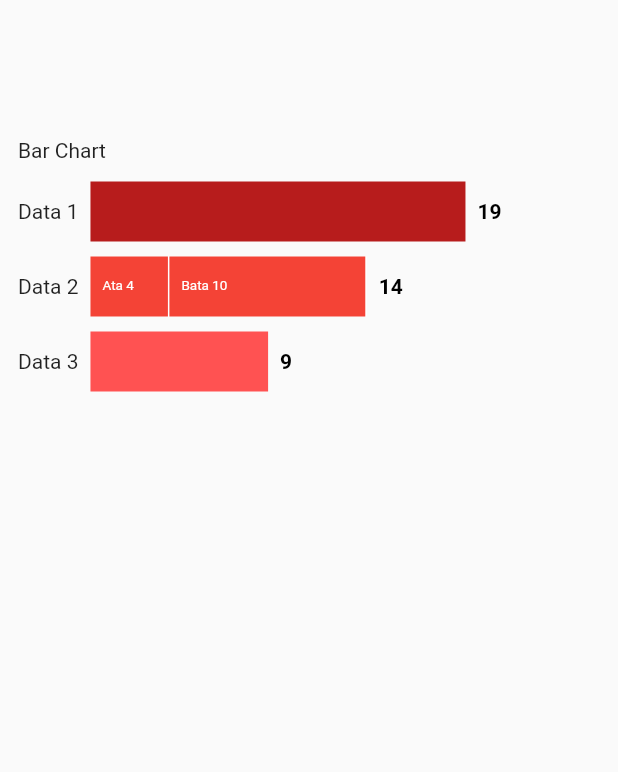
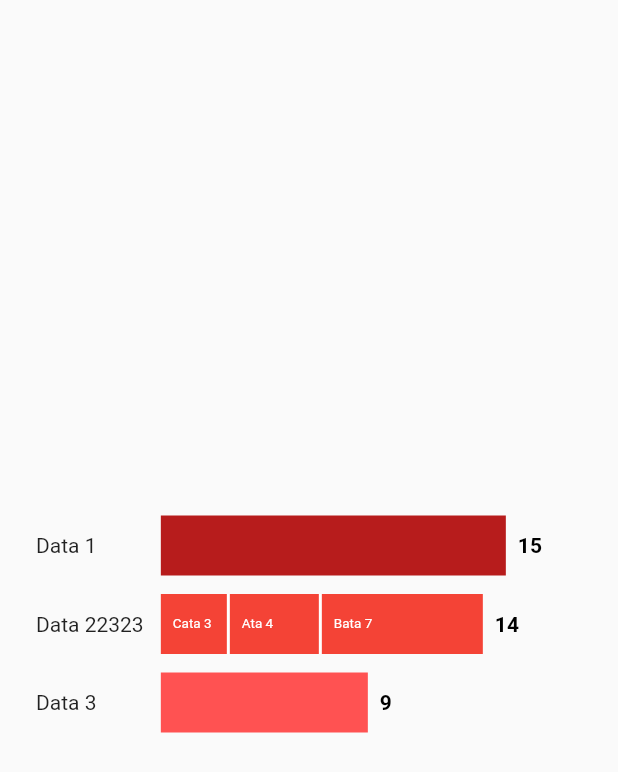
Before and after one commit to caothang1183/custom_bar, a Flutter app: the screen it shows after launch, on a phone screen of 412 x 824 dp. Shown: the top 772 px of the screen. Run offline on Flutter 3.47's test engine with Material 2 defaults, Android fonts, the phone set to English and light mode, and no system bars.

Commit message:
complete bar chart

```diff
--- a/lib/chart_page.dart
+++ b/lib/chart_page.dart
@@ -20,10 +20,11 @@ class ChartPage extends StatefulWidget {
     final List<ChartData> data;
 
     const ChartPage(
-        {Key key, this.width = 200, this.height = 250, this.weightBar = 30, this.weightStroke = 1,
-            this.labelPadding = 8, this.dataPadding = 8, this.barsPadding = 5, this.chartPadding = 24,
-            this.dataFontSize = 14, this.dataColor = Colors.black, this.dataInsideFontSize = 12,
-            this.dataInsideColor = Colors.black, this.dataInsidePadding = 5, this.data})
+        {Key key, this.width = 230, this.height = 150, this.weightBar = 30, this.weightStroke = 1,
+            this.labelPadding = 8, this.dataPadding = 8, this.barsPadding = 0, this.chartPadding = 24,
+            this.dataFontSize = 14, this.dataColor = Colors
+            .black, this.dataInsideFontSize = 12,
+            this.dataInsideColor = Colors.black, this.dataInsidePadding = 0, this.data})
         : super(key: key);
 
 
@@ -49,26 +50,40 @@ class _ChartPageState extends State<ChartPage> {
         return SafeArea(
             child: Scaffold(
                 body: Container(
+                    padding: EdgeInsets.all(widget.chartPadding),
                     alignment: Alignment.center,
-                    height: widget.height,
-                    padding: EdgeInsets.all(widget.chartPadding),
-                    child: Column(
-                        mainAxisAlignment: MainAxisAlignment.center,
-                        crossAxisAlignment: CrossAxisAlignment.start,
-                        children: <Widget>[
-                            Text("Bar Chart"),
+                    child: Wrap(
+                        children: [
                             Container(
-                                height: 200,
+                                height: widget.height +
+                                    (widget.barsPadding * 3),
                                 padding: EdgeInsets.only(top: 8),
-                                child: Column(
-                                    mainAxisSize: MainAxisSize.max,
+                                child: Row(
                                     children: <Widget>[
-                                        ...List.generate(
-                                            _data.length, (index) =>
-                                            _itemView(_data[index])),
+                                        Column(
+                                            crossAxisAlignment: CrossAxisAlignment
+                                                .start,
+                                            mainAxisAlignment: MainAxisAlignment
+                                                .spaceAround,
+                                            children: <Widget>[
+                                                ...List.generate(
+                                                    _data.length, (index) =>
+                                                    _titleChart(_data[index])),
+                                            ]),
+                                        Column(
+                                            crossAxisAlignment: CrossAxisAlignment
+                                                .start,
+                                            mainAxisAlignment: MainAxisAlignment
+                                                .spaceAround,
+                                            children: <Widget>[
+                                                ...List.generate(
+                                                    _data.length, (index) =>
+                                                    _itemChart(_data[index])),
+                                            ],
+                                        ),
                                     ],
                                 ),
-                            )
+                            ),
                         ],
                     ),
                 ),
@@ -76,22 +91,33 @@ class _ChartPageState extends State<ChartPage> {
         );
     }
 
-    _itemView(ChartData data) {
+    _titleChart(ChartData data) {
+        return Container(
+            child: Row(
+                mainAxisAlignment: MainAxisAlignment.start,
+                children: [
+                    Container(
+                        padding: EdgeInsets.only(
+                            right: widget.labelPadding,
+                        ),
+                        child: Text(data.displayName),
+                    ),
+                ]
+            ),
+        );
+    }
+
+    _itemChart(ChartData data) {
         double dataRenderBar = data.data;
         return Container(
-            padding: EdgeInsets.fromLTRB(
-                0, widget.barsPadding, 0, widget.barsPadding),
             child: Row(
-                mainAxisAlignment: MainAxisAlignment.start,
-                mainAxisSize: MainAxisSize.max,
                 children: <Widget>[
-                    Padding(
-                        padding: EdgeInsets.only(right: widget.labelPadding),
-                        child: Text(data.displayName),
-                    ),
                     _initChildView(data.child.length > 0, data),
-                    Padding(
-                        padding: EdgeInsets.only(left: widget.dataPadding),
+                    Container(
+                        height: widget.weightBar,
+                        alignment: Alignment.center,
+                        padding: EdgeInsets.fromLTRB(
+                            widget.dataPadding, 0, 0, 0),
                         child: Text(
                             dataRenderBar.round().toString(),
                             style: TextStyle(
@@ -101,7 +127,6 @@ class _ChartPageState extends State<ChartPage> {
                             ),
                         ),
                     ),
-
                 ],
             ),
         );
@@ -125,11 +150,12 @@ class _ChartPageState extends State<ChartPage> {
                                         color: childList[index].color,
                                         width: (parentWidth *
                                             childList[index].data / data.data) -
-                                            widget.weightStroke,
+                                            _weightStroke(index, childList),
                                         child: Container(
                                             height: widget.weightBar,
                                             alignment: Alignment.centerLeft,
-                                            padding: EdgeInsets.only(left: widget.dataPadding),
+                                            padding: EdgeInsets.only(
+                                                left: widget.dataPadding),
                                             child: Text('${childList[index]
                                                 .displayName} ${childList[index]
                                                 .data.round()}',
@@ -141,8 +167,7 @@ class _ChartPageState extends State<ChartPage> {
                                                 ),),
                                         ),
                                     ),
-                                    Padding(padding: EdgeInsets.only(
-                                        right: widget.weightStroke))
+                                   Padding(padding: EdgeInsets.only(right: _weightStroke(index, childList)),)
                                 ],
                             ),
                         ),
@@ -158,6 +183,13 @@ class _ChartPageState extends State<ChartPage> {
         }
     }
 
+    double _weightStroke(int index, List<ChildChartData> childList) {
+        if (index < childList.length - 1) {
+            return widget.weightStroke;
+        }
+        return 0;
+    }
+
     double sumData(List<ChildChartData> child) {
         double sum = 0;
         for (ChildChartData item in child) {
--- a/lib/main.dart
+++ b/lib/main.dart
@@ -8,14 +8,17 @@ void main() => runApp(App());
 class App extends StatelessWidget {
     List<ChartData> data = [
         ChartData(
-            displayName: "Data 1", data: 19, color: Colors.red.shade900),
-        ChartData(displayName: "Data 2", data: 14,
+            displayName: "Data 1", data: 15, color: Colors.red.shade900),
+        ChartData(displayName: "Data 22323 ", data: 14,
             child: [
                 ChildChartData(displayName: "Bata",
-                    data: 10,
+                    data: 7,
                     color: Colors.red.shade500),
                 ChildChartData(displayName: "Ata",
                     data: 4,
+                    color: Colors.red.shade500),
+                ChildChartData(displayName: "Cata",
+                    data: 3,
                     color: Colors.red.shade500),
             ],
         ),
@@ -33,10 +36,10 @@ class App extends StatelessWidget {
             ),
             home: ChartPage(
                 data: data,
-                width: 250,
-                height: 400,
-                chartPadding: 12,
+                chartPadding: 24,
                 weightBar: 40,
+                barsPadding: 5,
+                weightStroke: 2,
                 dataInsideColor: Colors.white,
                 dataInsideFontSize: 9,
             ),
```
